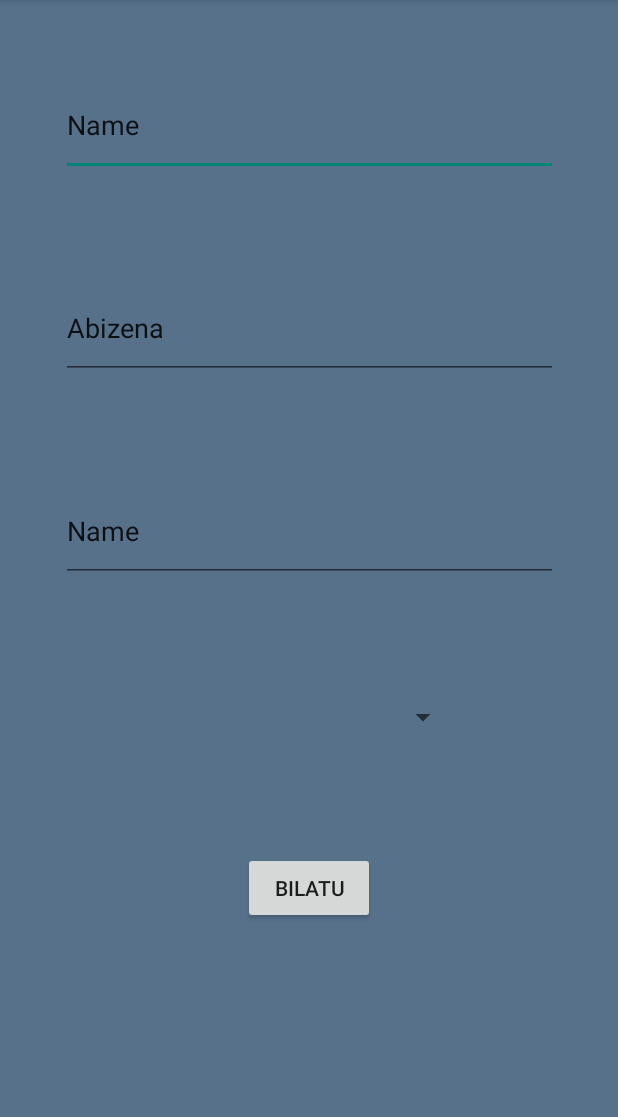
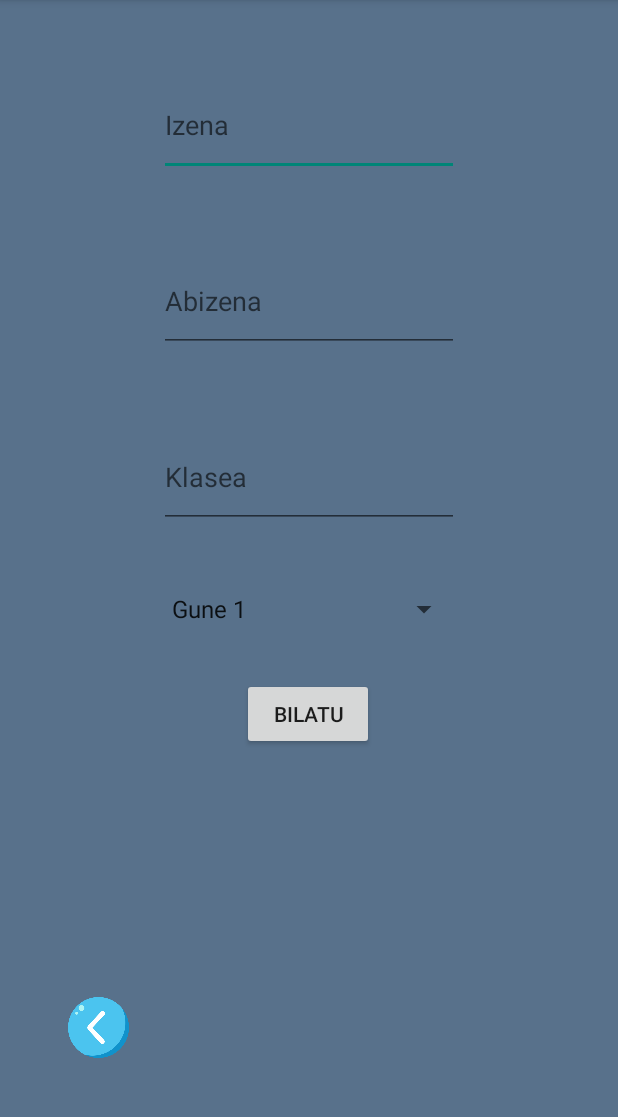
Before and after one commit to Hodei15/DidaktikAPP_Bermeo_T5, an Android app: the Erantzunak_Activity screen opened directly, with no data from a screen before it, on a phone screen of 412 x 824 dp, the part 84-1201 px from its top. Run offline under Robolectric (Android 15) with nearby library versions, the phone set to English and light mode, and no system bars.

Commit message:
Insert en room de erabiltzaile y erantzunak, zatitxo arreglado pero se mueve un poco raro la segunda vez, login cambiado carga de datos, Erantzunak_Activity.java terminado

```diff
--- a/app/src/main/java/com/example/didaktikapp/Activity/Erantzunak_Activity.java
+++ b/app/src/main/java/com/example/didaktikapp/Activity/Erantzunak_Activity.java
@@ -2,12 +2,20 @@ package com.example.didaktikapp.Activity;
 
 import androidx.appcompat.app.AppCompatActivity;
 
-import android.app.Activity;
+import android.content.Intent;
 import android.content.pm.ActivityInfo;
 import android.os.Bundle;
+import android.view.View;
 import android.widget.ArrayAdapter;
+import android.widget.Button;
+import android.widget.EditText;
+import android.widget.ImageView;
 import android.widget.Spinner;
+import android.widget.TextView;
 
+import com.example.didaktikapp.Database.Dao.ErabiltzaileDao;
+import com.example.didaktikapp.Database.Dao.ErantzunaDao;
+import com.example.didaktikapp.Database.Datubasea;
 import com.example.didaktikapp.R;
 
 import java.util.ArrayList;
@@ -17,6 +25,13 @@ public class Erantzunak_Activity extends AppCompatActivity {
 
     ArrayAdapter<String> guneakAdaptadorea;
     Spinner guneak_spinner;
+    Button btn_bilatu;
+    EditText txt_izena;
+    EditText txt_abizena;
+    EditText txt_klasea;
+    TextView txt_erantzuna;
+    ImageView btn_atzera_erantzun;
+    private Datubasea database;
     @Override
     protected void onCreate(Bundle savedInstanceState) {
         super.onCreate(savedInstanceState);
@@ -24,12 +39,16 @@ public class Erantzunak_Activity extends AppCompatActivity {
         //Errotazioa blokeatzen du
         this.setRequestedOrientation(ActivityInfo.SCREEN_ORIENTATION_PORTRAIT);
 
-
+        btn_atzera_erantzun = findViewById(R.id.btn_atzera_erantzun);
         guneak_spinner = findViewById(R.id.spinner_galderak);
+        btn_bilatu = findViewById(R.id.btn_bilatu);
+        txt_izena = findViewById(R.id.txt_izena);
+        txt_abizena = findViewById(R.id.txt_abizena);
+        txt_klasea = findViewById(R.id.txt_Klasea);
+        txt_erantzuna = findViewById(R.id.txt_erantzuna);
 
         List<String> guneak = new ArrayList<String>();
-        ArrayAdapter<String> adapter = new ArrayAdapter<String>(this,android.R.layout.simple_spinner_item, guneak);
-
+        guneakAdaptadorea = new ArrayAdapter<String>(this, android.R.layout.simple_spinner_item, guneak);
         guneakAdaptadorea.setDropDownViewResource(android.R.layout.simple_spinner_dropdown_item);
         guneak_spinner.setAdapter(guneakAdaptadorea);
 
@@ -39,8 +58,35 @@ public class Erantzunak_Activity extends AppCompatActivity {
         guneak.add("Gune 4");
         guneak.add("Gune 5");
 
-        adapter.notifyDataSetChanged();
+        guneakAdaptadorea.notifyDataSetChanged();
 
+        btn_atzera_erantzun.setOnClickListener(new View.OnClickListener() {
+            @Override
+            public void onClick(View v) {
+                Intent intent = new Intent(Erantzunak_Activity.this, Login_Activity.class);
+                startActivity(intent);
+            }
+        });
 
+        btn_bilatu.setOnClickListener(new View.OnClickListener() {
+            @Override
+            public void onClick(View v) {
+                database = Datubasea.getDatabase(getApplicationContext());
+                ErantzunaDao erantzuna = database.erantzunaDao();
+                ErabiltzaileDao erabiltzaileKontroler = database.erabiltzaileDao();
+                int opcion = 1+guneak_spinner.getSelectedItemPosition();
+
+                int id_erabiltzaile = erabiltzaileKontroler.getErabiltzaileIdByUsername(txt_izena.getText().toString(),txt_abizena.getText().toString(),txt_klasea.getText().toString());
+                String izen = txt_izena.getText().toString();
+                String abizen = txt_abizena.getText().toString();
+                String klase = txt_klasea.getText().toString();
+                String erabiltzaile_erantzun = erantzuna.getErabiltzaileErantzuna(opcion,izen, abizen,klase);
+                if(erabiltzaile_erantzun!=null) {
+                    txt_erantzuna.setText(txt_izena.getText().toString() + " " + txt_abizena.getText().toString() + "-(r)en erantzuna edo puntuaketa " + opcion + "(-en) gunean: " + erabiltzaile_erantzun);
+                }else{
+                    txt_erantzuna.setText("Ez da aurkitu datu hauek dituen erantzunik.");
+                }
+            }
+        });
     }
 }
--- a/app/src/main/java/com/example/didaktikapp/Database/Dao/ErabiltzaileDao.java
+++ b/app/src/main/java/com/example/didaktikapp/Database/Dao/ErabiltzaileDao.java
@@ -24,6 +24,11 @@ public interface ErabiltzaileDao {
     @Query("SELECT * FROM erabiltzaileak WHERE email = :email")
     Erabiltzaile getErabiltzaileByEmail(String email);
 
+    @Query("SELECT id FROM erabiltzaileak WHERE email = :email")
+    int getErabiltzaileId(String email);
+
+    @Query("SELECT id FROM erabiltzaileak WHERE nombre = :izena AND apellido= :abizena AND klasea= :klasea")
+    int getErabiltzaileIdByUsername(String izena, String abizena, String klasea);
 
     @Query("SELECT COUNT(*) FROM erabiltzaileak")
     int getErabiltzaileCount();
--- a/app/src/main/java/com/example/didaktikapp/Database/Dao/ErantzunaDao.java
+++ b/app/src/main/java/com/example/didaktikapp/Database/Dao/ErantzunaDao.java
@@ -19,6 +19,9 @@ public interface ErantzunaDao {
     @Query("SELECT COUNT(*) FROM erantzunak")
     int getErantzunCount();
 
-    @Query("SELECT erantzuna FROM erantzunak WHERE id_galdera= :galdera AND id_erabiltzaile= (SELECT id FROM erabiltzaileak WHERE nombre= :erabiltzaile_izen AND apellido= :erabiltzaile_abizen)")
-    int getErabiltzaileErantzuna(int galdera,String erabiltzaile_izen, String erabiltzaile_abizen);
+    @Query("SELECT erantzuna FROM erantzunak JOIN erabiltzaileak ON erantzunak.id_erabiltzaile=erabiltzaileak.id WHERE id_galdera= :galdera AND UPPER(erabiltzaileak.nombre)= UPPER(:izena) AND UPPER(erabiltzaileak.apellido)= UPPER(:abizena) AND UPPER(erabiltzaileak.klasea)= UPPER(:klasea)")
+    String getErabiltzaileErantzuna(int galdera,String izena, String abizena, String klasea);
+
+    @Query("SELECT id FROM erantzunak WHERE id_erabiltzaile= :id_erabiltzaile AND id_galdera= :id_galdera")
+    int getErantzunId(int id_erabiltzaile, int id_galdera);
 }
--- a/app/src/main/res/layout/activity_erantzunak.xml
+++ b/app/src/main/res/layout/activity_erantzunak.xml
@@ -9,36 +9,36 @@
 
     <EditText
         android:id="@+id/txt_izena"
-        android:layout_width="331dp"
+        android:layout_width="200dp"
         android:layout_height="67dp"
         android:layout_marginTop="50dp"
         android:ems="10"
+        android:hint="Izena"
         android:inputType="text"
-        android:text="Name"
         app:layout_constraintEnd_toEndOf="parent"
         app:layout_constraintStart_toStartOf="parent"
         app:layout_constraintTop_toTopOf="parent" />
 
     <EditText
         android:id="@+id/txt_abizena"
-        android:layout_width="331dp"
+        android:layout_width="200dp"
         android:layout_height="67dp"
-        android:layout_marginTop="68dp"
+        android:layout_marginTop="50dp"
         android:ems="10"
+        android:hint="Abizena"
         android:inputType="text"
-        android:text="Abizena"
         app:layout_constraintEnd_toEndOf="parent"
         app:layout_constraintStart_toStartOf="parent"
         app:layout_constraintTop_toBottomOf="@+id/txt_izena" />
 
     <EditText
-        android:id="@+id/editTextText3"
-        android:layout_width="331dp"
+        android:id="@+id/txt_Klasea"
+        android:layout_width="200dp"
         android:layout_height="67dp"
-        android:layout_marginTop="68dp"
+        android:layout_marginTop="50dp"
         android:ems="10"
+        android:hint="Klasea"
         android:inputType="text"
-        android:text="Name"
         app:layout_constraintEnd_toEndOf="parent"
         app:layout_constraintStart_toStartOf="parent"
         app:layout_constraintTop_toBottomOf="@+id/txt_abizena" />
@@ -47,18 +47,42 @@
         android:id="@+id/spinner_galderak"
         android:layout_width="200dp"
         android:layout_height="60dp"
-        android:layout_marginTop="60dp"
+        android:layout_marginTop="24dp"
         app:layout_constraintEnd_toEndOf="parent"
+        app:layout_constraintHorizontal_bias="0.502"
         app:layout_constraintStart_toStartOf="parent"
-        app:layout_constraintTop_toBottomOf="@+id/editTextText3" />
+        app:layout_constraintTop_toBottomOf="@+id/txt_Klasea" />
 
     <Button
         android:id="@+id/btn_bilatu"
         android:layout_width="wrap_content"
         android:layout_height="wrap_content"
-        android:layout_marginTop="60dp"
+        android:layout_marginTop="16dp"
         android:text="Bilatu"
         app:layout_constraintEnd_toEndOf="parent"
+        app:layout_constraintHorizontal_bias="0.498"
         app:layout_constraintStart_toStartOf="parent"
         app:layout_constraintTop_toBottomOf="@+id/spinner_galderak" />
+
+    <TextView
+        android:id="@+id/txt_erantzuna"
+        android:layout_width="360dp"
+        android:layout_height="100dp"
+        android:layout_marginTop="8dp"
+        app:layout_constraintEnd_toEndOf="parent"
+        app:layout_constraintStart_toStartOf="parent"
+        app:layout_constraintTop_toBottomOf="@+id/btn_bilatu" />
+
+    <ImageView
+        android:id="@+id/btn_atzera_erantzun"
+        android:layout_width="50dp"
+        android:layout_height="50dp"
+        android:layout_marginTop="148dp"
+        app:layout_constraintBottom_toBottomOf="parent"
+        app:layout_constraintEnd_toEndOf="parent"
+        app:layout_constraintHorizontal_bias="0.113"
+        app:layout_constraintStart_toStartOf="parent"
+        app:layout_constraintTop_toBottomOf="@+id/btn_bilatu"
+        app:layout_constraintVertical_bias="0.176"
+        app:srcCompat="@drawable/atzera" />
 </androidx.constraintlayout.widget.ConstraintLayout>
```
Also changed, not shown: app/src/main/java/com/example/didaktikapp/Activity/Login_Activity.java (+15 -12 lines), app/src/main/java/com/example/didaktikapp/Controler/Metodoak.java (+89 -19 lines), app/src/main/java/com/example/didaktikapp/Fragments/Jolasa_Fragment_Gune_1.java (+4 -4 lines), app/src/main/java/com/example/didaktikapp/Model/ZatiTxo.java (+4 -5 lines), app/src/main/res/layout/fragment_jolasa_gune_1.xml (+5 -3 lines).
